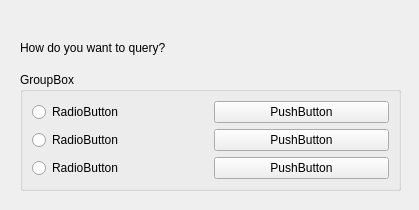
Aloereed/Flightman_Client_DATA130039, file flight_inquiry.ui: the form before one commit.
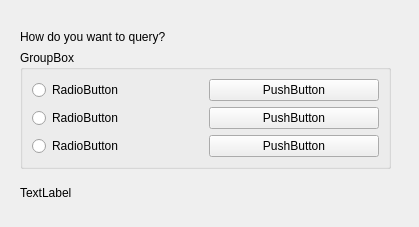
The form after the commit.

Patch:
```diff
--- a/flight_inquiry.ui
+++ b/flight_inquiry.ui
@@ -7,7 +7,7 @@
     <x>0</x>
     <y>0</y>
     <width>419</width>
-    <height>210</height>
+    <height>227</height>
    </rect>
   </property>
   <property name="windowTitle">
@@ -18,10 +18,12 @@
     <rect>
      <x>20</x>
      <y>30</y>
-     <width>381</width>
-     <height>161</height>
+     <width>371</width>
+     <height>181</height>
     </rect>
    </property>
+   <layout class="QVBoxLayout" name="verticalLayout">
+    <item>
    <layout class="QGridLayout" name="gridLayout_2">
     <item row="0" column="0">
      <widget class="QLabel" name="hint_label">
@@ -79,6 +81,15 @@
         </widget>
        </item>
       </layout>
+       </widget>
+      </item>
+     </layout>
+    </item>
+    <item>
+     <widget class="QLabel" name="label">
+      <property name="text">
+       <string>TextLabel</string>
+      </property>
      </widget>
     </item>
    </layout>
```
Lines whose indentation alone changed are shown as unchanged.
